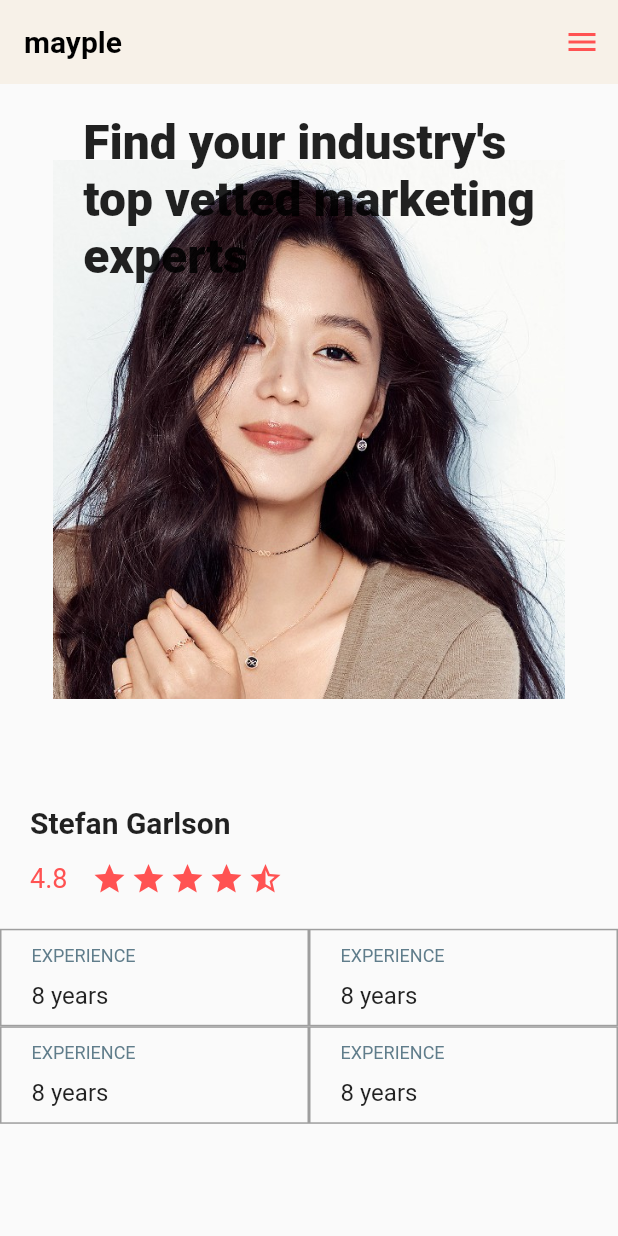
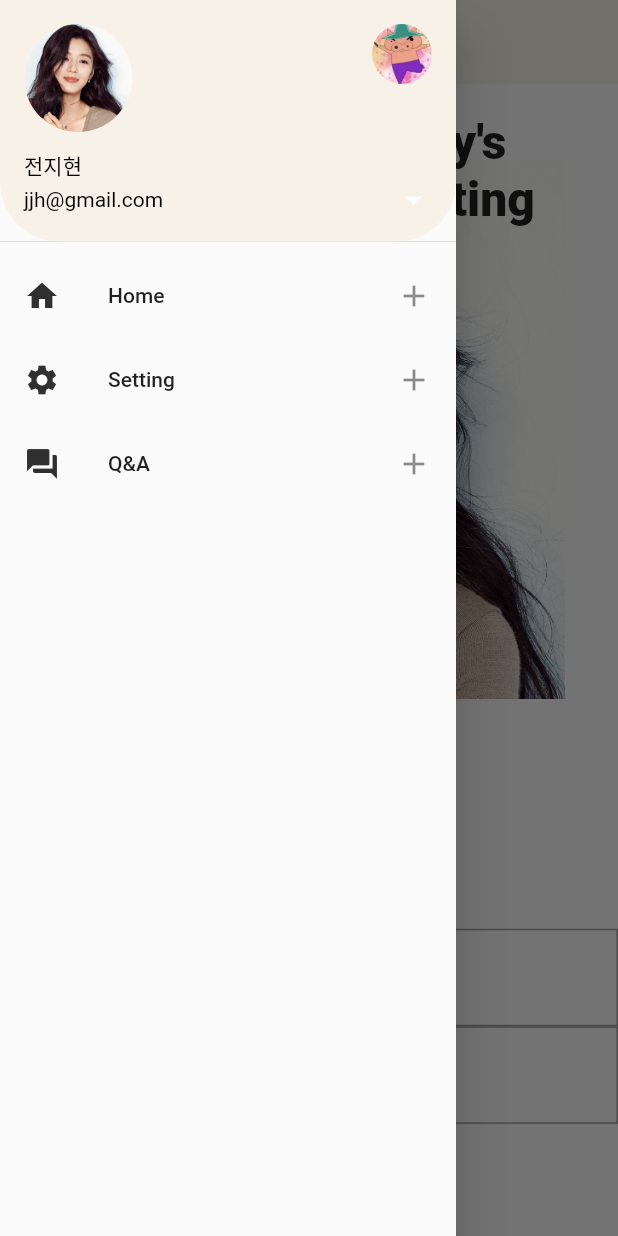
Before and after one commit to MiKyung2/flutter_practice, a Flutter app: the screen it shows after launch, with the side drawer open (before the commit the screen has no drawer), on a phone screen of 412 x 824 dp. Run offline on Flutter 3.47's test engine with Material 2 defaults, Android fonts, the phone set to English and light mode, and no system bars; Roboto replaces fonts that are missing (Noto_Serif_KR).

```diff
--- a/lib/main.dart
+++ b/lib/main.dart
@@ -3,6 +3,8 @@ import 'package:flutter/material.dart';
 import 'package:flutter/painting.dart';
 
 void main() => runApp(MyApp());
+
+final int mainColor = 0xffF7F1E8;
 
 class MyApp extends StatelessWidget {
   const MyApp({ Key? key }) : super(key: key);
@@ -24,7 +26,7 @@ class Mayple extends StatelessWidget {
 
   final double commonPadding = 20.0;
 
-  Widget _featureBox({context: BuildContext, title: String, description: String}) {
+  Widget _featureBox({context = BuildContext, title = String, description = String}) {
     return Container(
       width: MediaQuery.of(context).size.width * 0.50,
       decoration: BoxDecoration(
@@ -69,17 +71,72 @@ class Mayple extends StatelessWidget {
             fontWeight: FontWeight.bold
           ),
         ),
-        backgroundColor: Color(0xffF7F1E8),
+        backgroundColor: Color(mainColor),
         elevation: 0.0,
-        actions: [
-          IconButton(
-            onPressed: () {},
-            icon: Icon(
-              Icons.menu,
-              color: Colors.redAccent,
+      ),
+      drawer: Drawer(
+        child: ListView(
+        padding: EdgeInsets.zero,
+        children: [
+          UserAccountsDrawerHeader(
+            currentAccountPicture: CircleAvatar(
+              backgroundImage: AssetImage('assets/jjh.jpg'),
+              backgroundColor: Colors.white,
             ),
+            otherAccountsPictures: const [
+              CircleAvatar(
+                backgroundColor: Colors.white,
+                backgroundImage: AssetImage("assets/img1.jpg"),
+              )
+            ],
+            accountName: Text(
+              '전지현',
+              style: TextStyle(
+                color: Colors.black
+              ),
+            ),
+            accountEmail: Text(
+              'jjh@gmail.com',
+              style: TextStyle(color: Colors.black),
+            ),
+            onDetailsPressed: () {
+              print('arrow is clicked');
+            },
+            decoration: BoxDecoration(
+                color: Color(mainColor),
+                borderRadius: BorderRadius.only(
+                    bottomLeft: Radius.circular(40.0),
+                    bottomRight: Radius.circular(40.0))),
+          ),
+          ListTile(
+            leading: Icon(
+              Icons.home,
+              color: Colors.grey[850]
+            ),
+            title: Text('Home'),
+            onTap: () {
+              print('Home is cliked');
+            },
+            trailing: Icon(Icons.add),
+          ),
+          ListTile(
+            leading: Icon(Icons.settings, color: Colors.grey[850]),
+            title: Text('Setting'),
+            onTap: () {
+              print('Setting is cliked');
+            },
+            trailing: Icon(Icons.add),
+          ),
+          ListTile(
+            leading: Icon(Icons.question_answer, color: Colors.grey[850]),
+            title: Text('Q&A'),
+            onTap: () {
+              print('Q&A is cliked');
+            },
+            trailing: Icon(Icons.add),
           )
         ],
+      )
       ),
       body: Column(
         children: [
```
